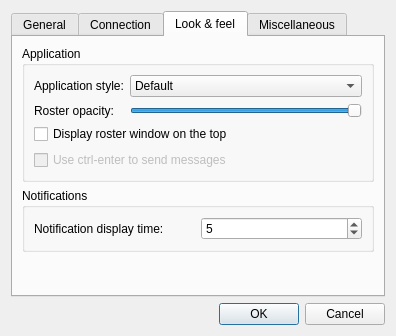
Qt form ui/settingswindow.ui (WST/acid-pc) before a commit.
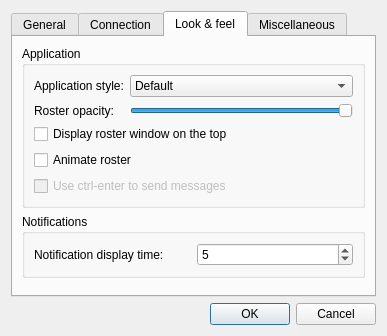
The same form after that commit. The open tabs and pages were chosen to show the change. Icons and pictures are not drawn.

Commit message: + setting for enabling/disabling roster animation

Patch:
```diff
--- a/ui/settingswindow.ui
+++ b/ui/settingswindow.ui
@@ -6,7 +6,7 @@
    <rect>
     <x>0</x>
     <y>0</y>
-    <width>396</width>
+    <width>387</width>
     <height>332</height>
    </rect>
   </property>
@@ -305,6 +305,13 @@
             </property>
            </widget>
           </item>
+          <item>
+           <widget class="QCheckBox" name="animate_roster">
+            <property name="text">
+             <string>Animate roster</string>
+            </property>
+           </widget>
+          </item>
           <item>
            <widget class="QCheckBox" name="ctrl_enter">
             <property name="enabled">
```
Left out of the diff: 2 changed lines with no effect on the pictures. The commit also changes 2 other files.
